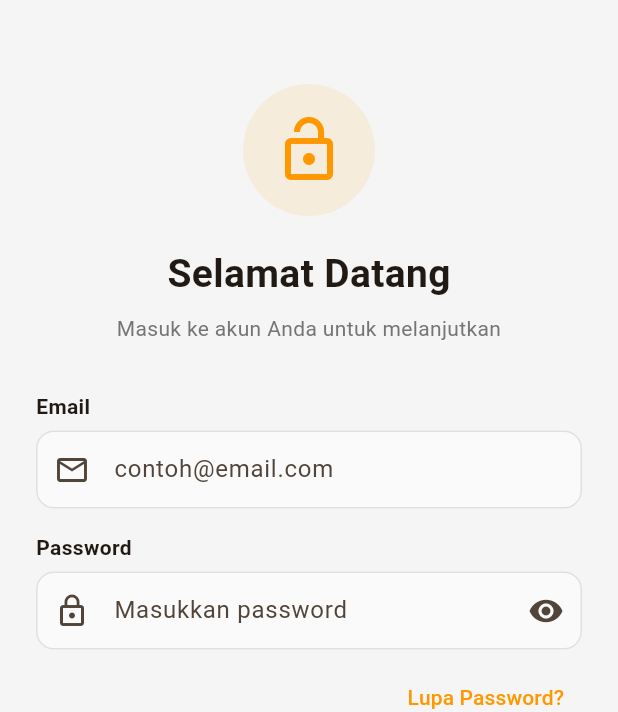
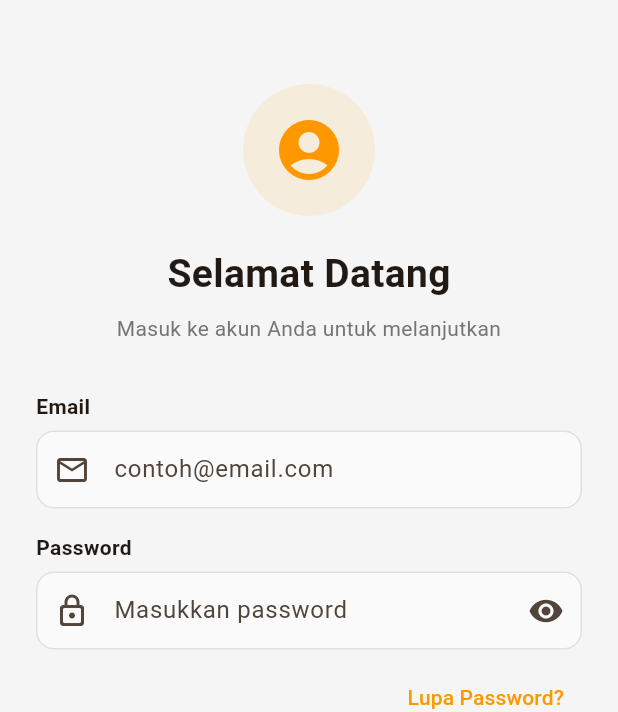
Before and after one commit to ZEINadli/buah_uts_1123150028, a Flutter app: the screen it shows after launch, on a phone screen of 412 x 824 dp. Shown: the top 712 px of the screen. Run offline on Flutter 3.47's test engine with Material 3 defaults, Android fonts, the phone set to English and light mode, and no system bars; our stand-ins replace dio, email_validator, equatable, firebase_auth, firebase_core, flutter_secure_storage and 2 more; accounts and stored records are empty.

Commit message:
chore: ganti icon

```diff
--- a/lib/features/auth/presentation/pages/login_page.dart
+++ b/lib/features/auth/presentation/pages/login_page.dart
@@ -120,7 +120,7 @@ class _LoginPageState extends State<LoginPage> {
                 children: [
                   const SizedBox(height: 32),
                   const AuthHeader(
-                    icon: Icons.lock_open_outlined,
+                    icon: Icons.account_circle_rounded,
                     title: 'Selamat Datang',
                     subtitle: 'Masuk ke akun Anda untuk melanjutkan',
                   ),
@@ -145,7 +145,7 @@ class _LoginPageState extends State<LoginPage> {
                     hint: 'Masukkan password',
                     controller: _passCtrl,
                     obscureText: !_showPass,
-                    prefixIcon: const Icon(Icons.lock_outline),
+                    prefixIcon: const Icon(Icons.lock_outline_rounded),
                     suffixIcon: IconButton(
                       icon: Icon(
                         _showPass ? Icons.visibility_off : Icons.visibility,
--- a/lib/features/auth/presentation/pages/verify_email_page.dart
+++ b/lib/features/auth/presentation/pages/verify_email_page.dart
@@ -1,3 +1,4 @@
+import 'dart:async';
 import 'package:buah_uts_1123150028/core/constants/app_colors.dart';
 import 'package:buah_uts_1123150028/core/routes/app_router.dart';
 import 'package:buah_uts_1123150028/core/widgets/auth_header.dart';
```
Also changed, not shown: 1 other file.
